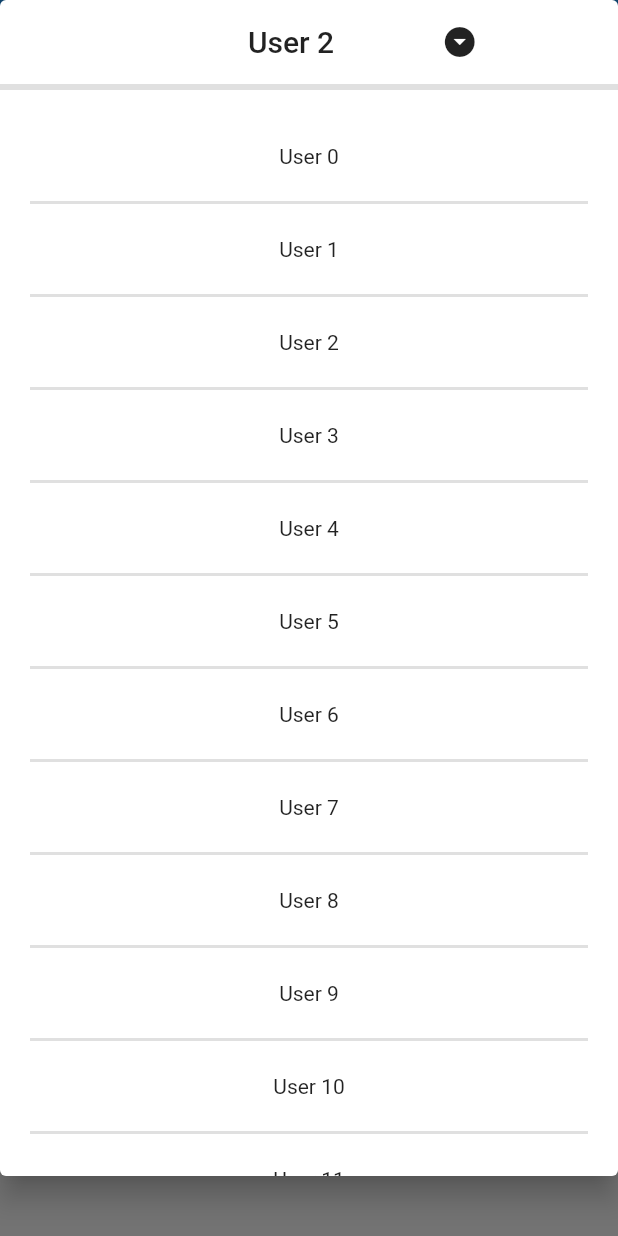
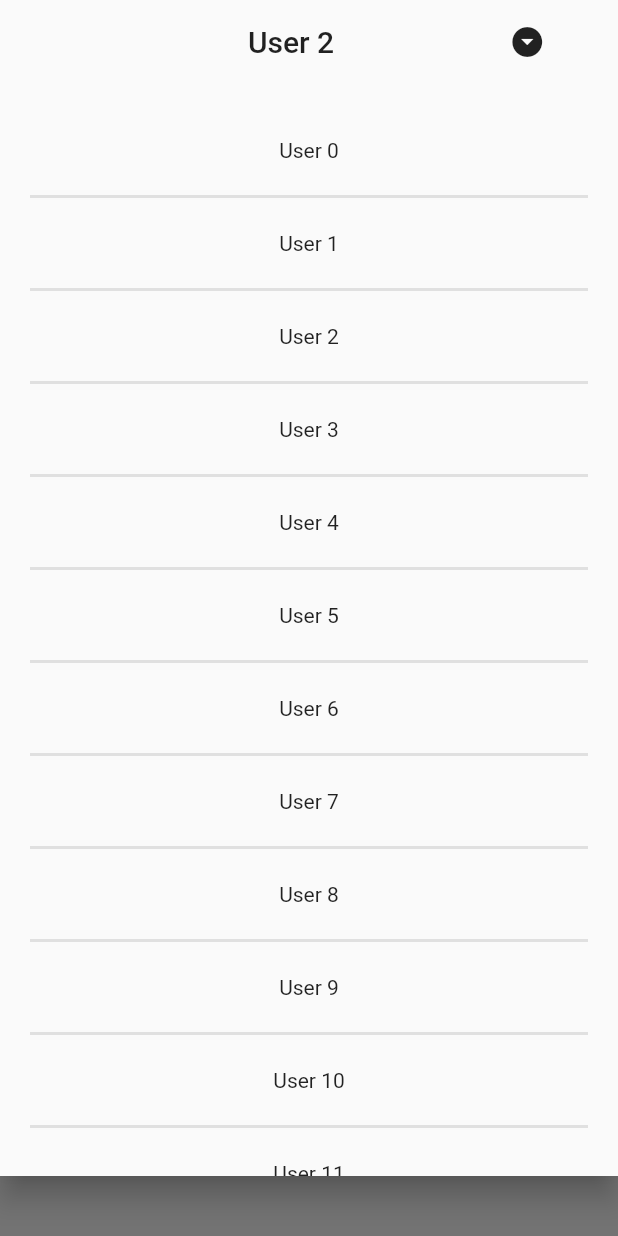
Before and after one commit to 20sw084/appbar_dropdown, a Flutter app: the screen it shows after launch, after a tap on "User 2", on a phone screen of 412 x 824 dp. Run offline on Flutter 3.47's test engine with Material 2 defaults, Android fonts, the phone set to English and light mode, and no system bars; missing offline and left inert: pointer_interceptor.

Commit message:
Polish a few things, add optional params, update documentation

```diff
--- a/lib/appbar_dropdown.dart
+++ b/lib/appbar_dropdown.dart
@@ -2,6 +2,7 @@ library appbar_dropdown;
 
 import 'package:flutter/material.dart';
 import 'package:pointer_interceptor/pointer_interceptor.dart';
+
 
 
 /// A dropdown button that shows a menu when pressed.
@@ -16,8 +17,6 @@ import 'package:pointer_interceptor/pointer_interceptor.dart';
 ///              title: ( (user) => user.toString() ),
 ///              onClick: ( (user) => print(user) ),
 ///           ),
-
-
 class AppbarDropdown<T> extends StatefulWidget {
 
   final List<T> items;
@@ -26,15 +25,30 @@ class AppbarDropdown<T> extends StatefulWidget {
   /// title is a function that returns the String to be displayed as the AppBar title, and as the list item labels
   /// eg. `(T item) => item.toString()` or `(e) => e.name`
   final String Function(T) title;
+  /// optional parameter margin can be set to make more space if you have
+  /// action buttons in your app bar, or if your list item titles are
+  /// especially short (or long), default is EdgeInsets.fromLTRB(60, 0, 60, 0)
+  final EdgeInsets margin;
+  /// dialogInsetPadding lets you specify padding for the dropdown itself
+  /// default is EdgeInsets.fromLTRB(0, 0, 0, 40.0)
+  final EdgeInsets dialogInsetPadding;
+  /// dropdownAppBarColor can be overridden, defaults to `Theme.of(context).scaffoldBackgroundColor`
+  final Color? dropdownAppBarColor;
 
   const AppbarDropdown({Key? key,
     required this.items,
     this.selected,
     this.onClick,
     required this.title,
-  }) : super(key: key);
+    this.dropdownAppBarColor,
+    margin,
+  }) :
+    margin = const EdgeInsets.fromLTRB(0, 0, 0, 0),
+    dialogInsetPadding = const EdgeInsets.fromLTRB(0, 0, 0, 40.0),
+    super(key: key);
 
   @override
+  // ignore: no_logic_in_create_state
   _AppbarDropdownState createState() => _AppbarDropdownState(selected: selected);
 }
 
@@ -48,7 +62,11 @@ class _AppbarDropdownState<T> extends State<AppbarDropdown> {
   @override
   Widget build(BuildContext context) {
 
-    return InkWell(
+    return Container(
+        color: widget.dropdownAppBarColor ?? Theme.of(context).scaffoldBackgroundColor,
+        margin: widget.margin,
+        height: AppBar().preferredSize.height,
+          child: InkWell(
               customBorder: RoundedRectangleBorder(
               borderRadius: BorderRadius.circular(20),
             ),
@@ -79,7 +97,8 @@ class _AppbarDropdownState<T> extends State<AppbarDropdown> {
                 const Spacer(),
               ],
             ),
-          );
+          ),
+    );
   }
 
 
@@ -89,10 +108,13 @@ class _AppbarDropdownState<T> extends State<AppbarDropdown> {
   }) {
 
       return Dialog(
-        insetPadding: const EdgeInsets.fromLTRB(0, 0, 0, 40.0),
+        insetPadding: widget.dialogInsetPadding,
         elevation: 8,
         child: PointerInterceptor(
-          child: Column(
+          child: Container(
+            color: widget.dropdownAppBarColor ?? Theme.of(context).scaffoldBackgroundColor,
+            child: Column(
+
             children: [
 
               InkWell(
@@ -101,9 +123,8 @@ class _AppbarDropdownState<T> extends State<AppbarDropdown> {
                   Navigator.of(context, rootNavigator: true).pop();
                 },
                 child: Container(
-                // padding: EdgeInsets.fromLTRB(120, 0, 0, 0),
-                  //padding: const EdgeInsets.fromLTRB(24.0, 0, 24.0, 0),
-                  margin: const EdgeInsets.fromLTRB(60, 0, (60 /* + estimatedButtonsWidth */), 0),
+                  color: AppBar().backgroundColor,
+                  margin: widget.margin,
                   height: AppBar().preferredSize.height,
                   child: Row(
                     children: [
@@ -125,7 +146,7 @@ class _AppbarDropdownState<T> extends State<AppbarDropdown> {
                 ),
               ),
 
-              Container(height: 4, color: Colors.grey[300]),
+             // Container(height: 4, color: Colors.grey[300]),
 
               Expanded( child: ListView(
                 shrinkWrap: true,
@@ -138,6 +159,7 @@ class _AppbarDropdownState<T> extends State<AppbarDropdown> {
 
             ],
           ),
+        ),
         ),
       );
     }
```
Also changed, not shown: example.gif (added), 3 other files.
